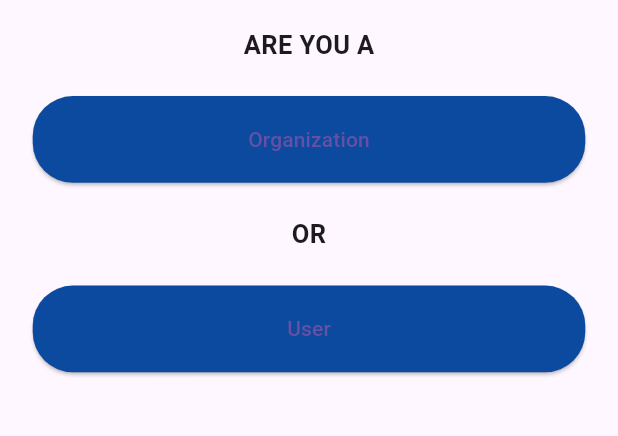
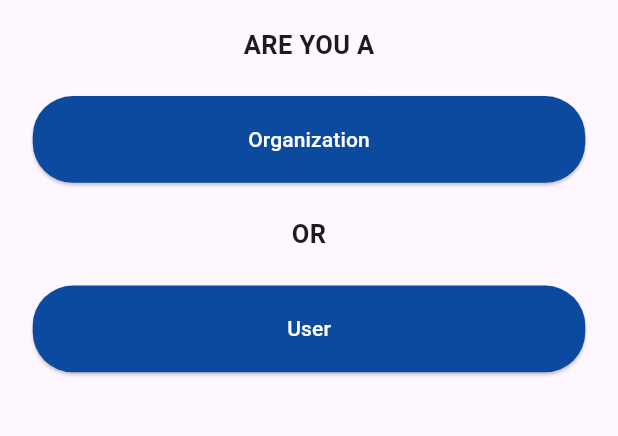
Before and after one commit to Nismakhan/Final_Year_Project, a Flutter app: the screen it shows after launch, after a tap on "Next", after a tap on "Skip", on a phone screen of 412 x 824 dp, the part 488-924 px from its top. Run offline on Flutter 3.47's test engine with Material 3 defaults, Android fonts, the light colour scheme and no system bars; our stand-ins replace cloud_firestore, firebase_auth, firebase_core, firebase_messaging, firebase_storage, firebase_ui_firestore and 7 more; missing offline and left inert: dotenv, flutter_facebook_auth, github_sign_in; accounts and stored records are empty.

Commit message:
io running

```diff
--- a/lib/app/router/router.dart
+++ b/lib/app/router/router.dart
@@ -1,7 +1,7 @@
+import 'package:final_year_project/app/splash.dart';
 import 'package:final_year_project/auth/screens/forgot_password.dart';
 import 'package:final_year_project/auth/screens/login.dart';
 import 'package:final_year_project/auth/screens/sign_up.dart';
-import 'package:final_year_project/app/splash.dart';
 import 'package:final_year_project/models/notifications_model.dart';
 import 'package:final_year_project/models/user_post.dart';
 import 'package:final_year_project/screens/chat_screen.dart';
@@ -11,13 +11,10 @@ import 'package:final_year_project/screens/followers_screen.dart';
 import 'package:final_year_project/screens/following_screen.dart';
 import 'package:final_year_project/screens/home_screen.dart';
 import 'package:final_year_project/screens/indivisual_notices_page.dart';
+import 'package:final_year_project/screens/notifications.dart';
 import 'package:final_year_project/screens/onboarding.dart';
 import 'package:final_year_project/screens/other_user_profile_screen.dart';
 import 'package:final_year_project/screens/profile_screen.dart';
-import 'package:final_year_project/screens/notifications.dart';
-
-import 'package:final_year_project/screens/story_view.dart';
-
 import 'package:flutter/material.dart';
 
 import '../../screens/message_screen.dart';
@@ -75,10 +72,10 @@ class AppRouter {
             builder: (context) => UserNotifications(
                   notify: args,
                 ));
-      case storyview:
-        return MaterialPageRoute(
-          builder: ((context) => StoriesView()),
-        );
+      // case storyview:
+      //   return MaterialPageRoute(
+      //     builder: ((context) => StoriesView()),
+      //   );
       case indivisualNoticesPage:
         final args = settings.arguments as UserPosts;
 
@@ -143,7 +140,7 @@ class AppRouter {
         );
       case chatScreen:
         return MaterialPageRoute(
-          builder: ((context) => ChatScreen()),
+          builder: ((context) => const ChatScreen()),
           settings: settings,
         );
       case userOrganization:
--- a/lib/screens/onboarding.dart
+++ b/lib/screens/onboarding.dart
@@ -53,8 +53,7 @@ class _OnboardingState extends State<Onboarding> {
 
   @override
   Widget build(BuildContext context) {
-    return SafeArea(
-      child: Scaffold(
+    return Scaffold(
       appBar: AppBar(
         backgroundColor: Colors.white,
         elevation: 0,
@@ -85,7 +84,7 @@ class _OnboardingState extends State<Onboarding> {
         child: SizedBox(
           width: kIsWeb ? 600 : screenWidth(context),
           child: Padding(
-              padding: EdgeInsets.symmetric(horizontal: 29.w, vertical: 20.h),
+            padding: EdgeInsets.symmetric(horizontal: 29.w, vertical: 18.h),
             child: Stack(
               children: [
                 PageView.builder(
@@ -106,7 +105,7 @@ class _OnboardingState extends State<Onboarding> {
                   },
                 ),
                 Positioned(
-                    bottom: 200.h,
+                  bottom: 180.h,
                   width: 350.w,
                   child: Row(
                     mainAxisAlignment: MainAxisAlignment.center,
@@ -144,13 +143,13 @@ class _OnboardingState extends State<Onboarding> {
                           value == onboardingData.length - 1
                               ? 'Get Started'
                               : 'Next',
+                          style: const TextStyle(color: Colors.white),
                         ),
                       );
                     },
                   ),
                 ),
               ],
-              ),
             ),
           ),
         ),
@@ -170,7 +169,7 @@ class _OnboardingState extends State<Onboarding> {
         SizedBox(height: 54.h),
         SizedBox(
           width: 380.w,
-          height: 160.h,
+          height: 180.h,
           child: Column(
             crossAxisAlignment: CrossAxisAlignment.center,
             children: [
@@ -184,7 +183,7 @@ class _OnboardingState extends State<Onboarding> {
               SizedBox(height: 13.h),
               SizedBox(
                 width: 390.w,
-                height: 110.h,
+                height: 130.h,
                 child: Text(
                   description,
                   textAlign: TextAlign.center,
--- a/lib/screens/user_orginization.dart
+++ b/lib/screens/user_orginization.dart
@@ -22,8 +22,7 @@ class _UserOrganizationState extends State<UserOrganization> {
 
   @override
   Widget build(BuildContext context) {
-    return SafeArea(
-      child: Scaffold(
+    return Scaffold(
       body: Stack(
         children: [
           kIsWeb
@@ -54,7 +53,8 @@ class _UserOrganizationState extends State<UserOrganization> {
                   height: screenHeight(context),
                   width: kIsWeb ? 300 : screenWidth(context),
                   child: Column(
-                      crossAxisAlignment: CrossAxisAlignment.center,
+                    mainAxisAlignment: MainAxisAlignment.center,
+                    // crossAxisAlignment: CrossAxisAlignment.center,
                     children: [
                       Image.asset(
                         "assets/images/logo.png",
@@ -76,7 +76,10 @@ class _UserOrganizationState extends State<UserOrganization> {
                           Navigator.of(context).pushNamed(AppRouter.login,
                               arguments: isUser ? "User" : "Organization");
                         },
-                          child: const Text("Organization"),
+                        child: const Text(
+                          "Organization",
+                          style: TextStyle(color: Colors.white),
+                        ),
                       ),
                       25.cusSH,
                       const Text(
@@ -96,7 +99,10 @@ class _UserOrganizationState extends State<UserOrganization> {
                           Navigator.of(context).pushNamed(AppRouter.login,
                               arguments: isUser ? "User" : "Organization");
                         },
-                          child: const Text("User"),
+                        child: const Text(
+                          "User",
+                          style: TextStyle(color: Colors.white),
+                        ),
                       ),
                     ],
                   ),
@@ -105,7 +111,6 @@ class _UserOrganizationState extends State<UserOrganization> {
             ),
           ),
         ],
-        ),
       ),
     );
   }
@@ -142,7 +147,7 @@ class BackElevatedButton extends StatelessWidget {
 }
 
 class ElevatedButtons extends StatelessWidget {
-  ElevatedButtons({
+  const ElevatedButtons({
     required this.onPres,
     required this.text,
     this.isloading = false,
@@ -170,9 +175,7 @@ class ElevatedButtons extends StatelessWidget {
                     )
                   : Text(
                       text,
-                      style: const TextStyle(
-                        fontSize: 20,
-                      ),
+                      style: const TextStyle(fontSize: 18, color: Colors.white),
                     ),
             ),
           ),
--- a/pubspec.yaml
+++ b/pubspec.yaml
@@ -59,7 +59,7 @@ dependencies:
   #utils
   uuid: ^3.0.7
   image_picker: ^0.8.6+2
-  story_view: ^0.14.0
+
   intl: ^0.18.1
   timeago: ^3.3.0
   share_plus: ^7.2.1
```
Also changed, not shown: lib/auth/screens/forgot_password.dart (+12 -11 lines), lib/auth/screens/login.dart (+13 -15 lines), lib/common/repo/post_repo.dart (+12 -8 lines), lib/screens/story_view.dart (+21 -21 lines), pubspec.lock, 12 other files. Lines whose indentation alone changed are shown as unchanged.
